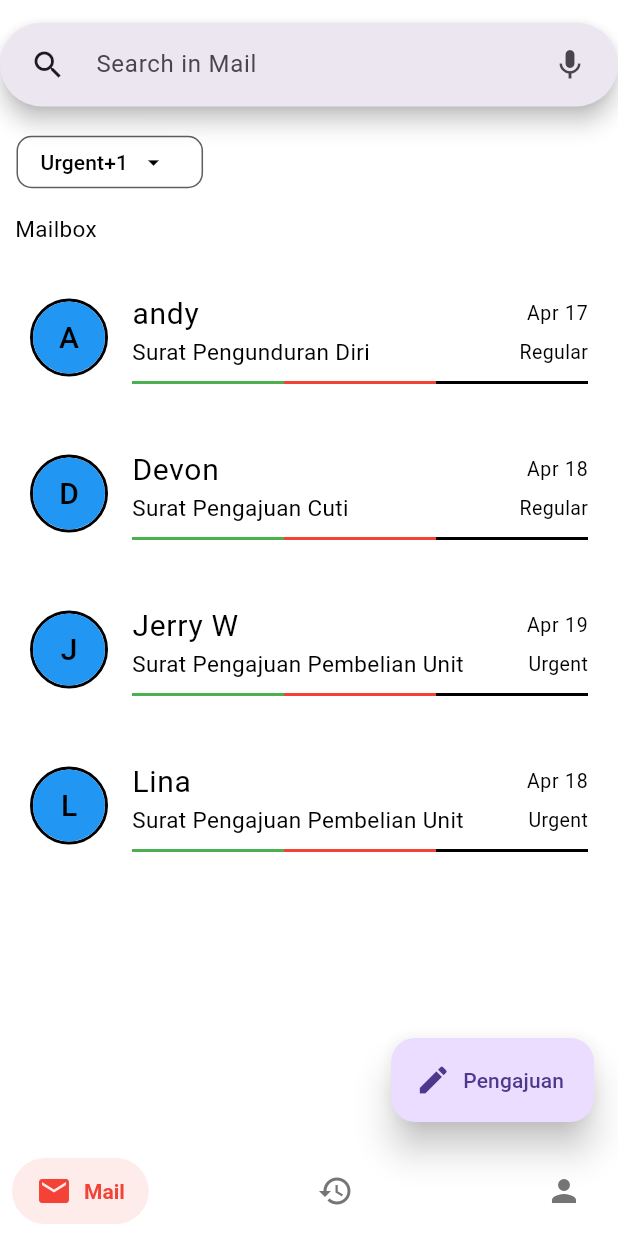
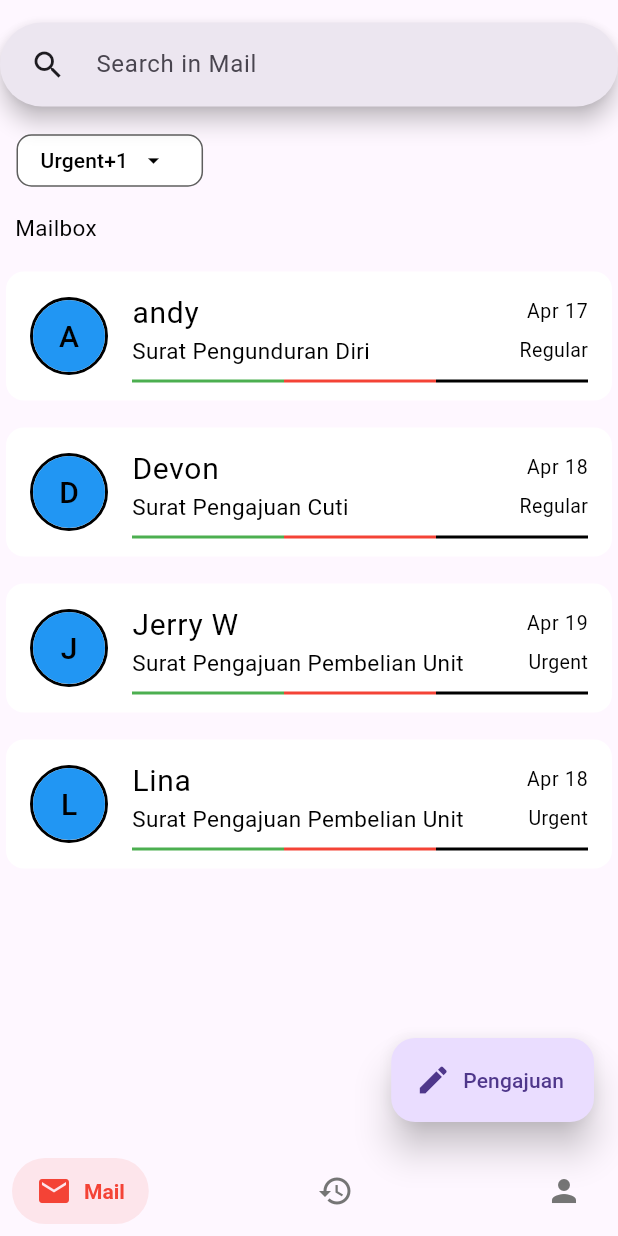
Before and after one commit to Christian-Tiovanto/FE-FlutterProject, a Flutter app: the screen it shows after launch, on a phone screen of 412 x 824 dp. Run offline on Flutter 3.47's test engine with Material 3 defaults, Android fonts, the phone set to English and light mode, and no system bars; drawn by our look-alikes of salomon_bottom_bar.

Commit message:
DONE Tinggal Perwarnaan dan Penyesuaian

```diff
--- a/project/lib/home_page.dart
+++ b/project/lib/home_page.dart
@@ -17,6 +17,7 @@ class _HomePageState extends State<HomePage> {
   int _selectedIndex = 0;
   List<String>? selectedFilters = ['Urgent', 'Regular'];
   final SearchController controller = SearchController();
+
   List<Map<String, dynamic>> _allusers = [
     {
       "name": "andy",
@@ -69,18 +70,37 @@ class _HomePageState extends State<HomePage> {
     },
   ];
 
+  Future<void> _refresh() async {
+    await Future.delayed(Duration(seconds: 1));
+
+    setState(() {
+      _allusers.add(
+        {
+          "name": "Ayu ",
+          "Subject": "Surat Pengajuan Pembelian Unit",
+          "tgl": "Apr 25",
+          "status": "Urgent",
+          "progres": "Pending"
+        },
+      );
+    });
+  }
+
   List<String> searchhistory = [];
 
   @override
   Widget build(BuildContext context) {
     return Scaffold(
-      backgroundColor: Colors.white,
-      appBar: PreferredSize(
-        preferredSize: const Size.fromHeight(
-            kToolbarHeight + 20), // 50 adalah tinggi SearchBar
-        child: AppBar(
+      body: NestedScrollView(
+        headerSliverBuilder: (BuildContext context, innerBoxIsScrolled) => [
+          SliverAppBar(
+            //backgroundColor: Colors.white,
+
             automaticallyImplyLeading: false,
-          backgroundColor: Colors.white,
+            expandedHeight: 75.0,
+            pinned: false,
+            snap: true,
+            floating: true,
             flexibleSpace: SizedBox(
               height: 120, // Tinggi AppBar diatur disini
               child: SingleChildScrollView(
@@ -121,12 +141,15 @@ class _HomePageState extends State<HomePage> {
                             onPressed: () {},
                             icon: const Icon(Icons.search),
                           ),
+                          //untuk menambahkan icon di samping kanan search bar
+                          /*
                           trailing: [
                             IconButton(
                               onPressed: () {},
                               icon: const Icon(Icons.mic),
                             ),
                           ],
+                          */
                           hintText: 'Search in Mail',
                           onTap: () => controller.openView(),
                         );
@@ -191,8 +214,8 @@ class _HomePageState extends State<HomePage> {
                                           'Card clicked: ${filteredUsers[index]['name']}');
                                     },
                                     child: Container(
-                                    margin:
-                                        const EdgeInsets.symmetric(vertical: 5),
+                                      margin: const EdgeInsets.symmetric(
+                                          vertical: 5),
                                       height: 94,
                                       child: Card(
                                         color: Colors.white,
@@ -233,14 +256,15 @@ class _HomePageState extends State<HomePage> {
                                                         .spaceBetween,
                                                 children: [
                                                   Text(
-                                                  filteredUsers[index]['name'],
+                                                    filteredUsers[index]
+                                                        ['name'],
                                                     style: TextStyle(
                                                         color: Colors.black,
                                                         fontSize: 20),
                                                   ),
                                                   Text(
-                                                  _allusers[index]
-                                                      ['tgl'], // Tanggal disini
+                                                    _allusers[index][
+                                                        'tgl'], // Tanggal disini
                                                     style: TextStyle(
                                                         color: Colors.black,
                                                         fontSize: 13),
@@ -317,8 +341,8 @@ class _HomePageState extends State<HomePage> {
               ),
             ),
           ),
-      ),
-      body: Column(
+          SliverToBoxAdapter(
+              child: Column(
             crossAxisAlignment: CrossAxisAlignment.start,
             children: [
               Padding(
@@ -368,7 +392,8 @@ class _HomePageState extends State<HomePage> {
                         Size(90, 35)), // Atur ukuran di sini
                     // Atau menggunakan fixedSize:
                     // fixedSize: MaterialStateProperty.all(Size(100, 50)),
-                backgroundColor: MaterialStateProperty.all<Color>(Colors.white),
+                    backgroundColor:
+                        MaterialStateProperty.all<Color>(Colors.white),
                     elevation: MaterialStateProperty.all<double>(0),
                     side: MaterialStateProperty.all<BorderSide>(
                       BorderSide(
@@ -390,7 +415,11 @@ class _HomePageState extends State<HomePage> {
                   ),
                 ),
               ),
-          Expanded(
+            ],
+          )),
+        ],
+        body: RefreshIndicator(
+          onRefresh: _refresh,
           child: ListView.builder(
               itemCount: _allusers
                   .where((user) =>
@@ -442,8 +471,7 @@ class _HomePageState extends State<HomePage> {
                                 radius: 24,
                                 backgroundColor: Colors.blue,
                                 child: Text(
-                                    filteredUsers[index]['name'][0]
-                                        .toUpperCase(),
+                                  filteredUsers[index]['name'][0].toUpperCase(),
                                   style: TextStyle(
                                     color: Colors.black,
                                     fontSize: 20,
@@ -452,8 +480,7 @@ class _HomePageState extends State<HomePage> {
                               ),
                             ),
                             title: Row(
-                                mainAxisAlignment:
-                                    MainAxisAlignment.spaceBetween,
+                              mainAxisAlignment: MainAxisAlignment.spaceBetween,
                               children: [
                                 Text(
                                   filteredUsers[index]['name'],
@@ -526,7 +553,6 @@ class _HomePageState extends State<HomePage> {
                 );
               }),
         ),
-        ],
       ),
       floatingActionButton: FloatingActionButton.extended(
         elevation: 10.0,
```
Also changed, not shown: project/lib/history_page.dart (+43 -9 lines). Lines whose indentation alone changed are shown as unchanged.
